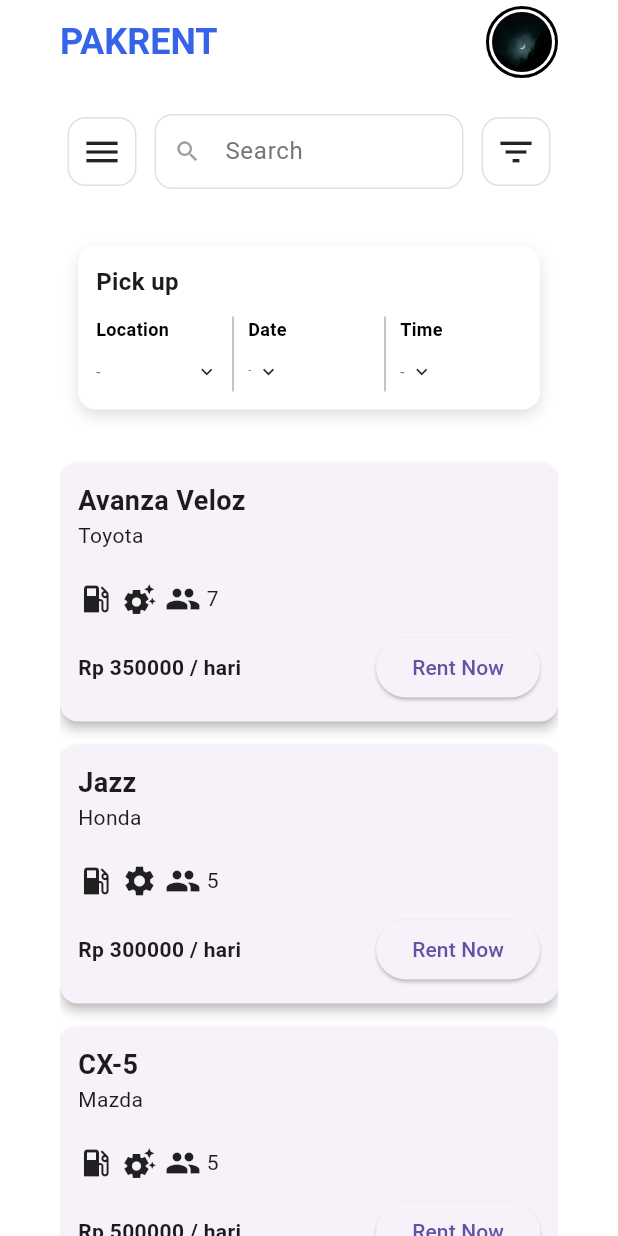
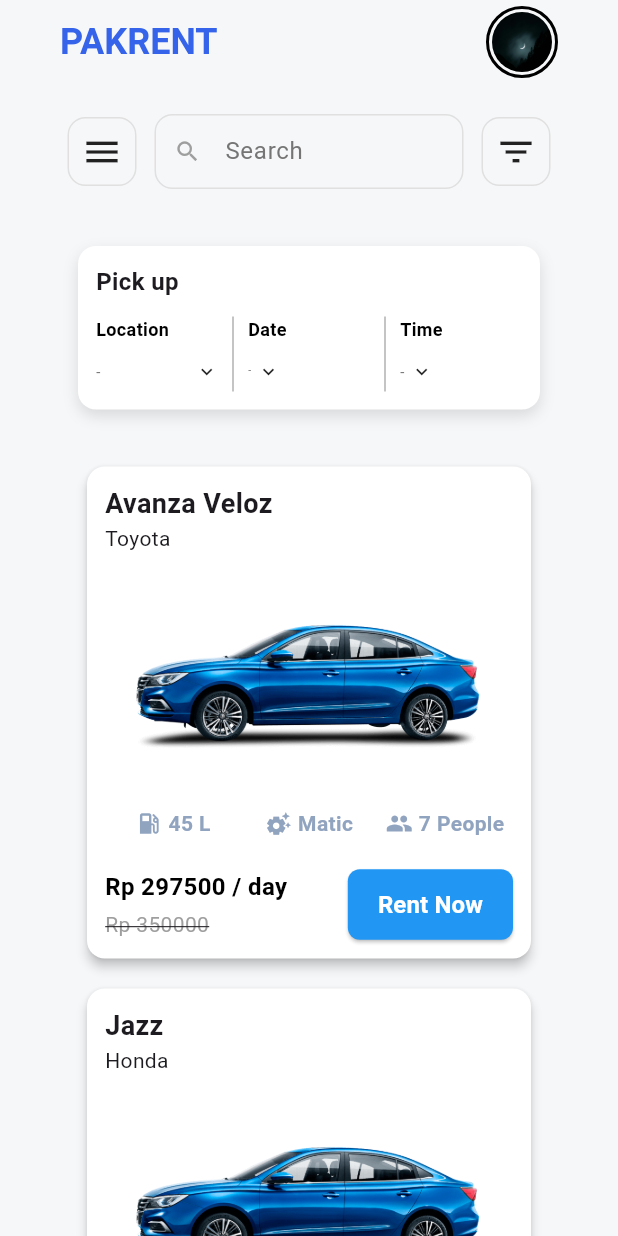
Before and after one commit to MRamadhan000/rentCar_RPL, a Flutter app: the screen it shows after launch, on a phone screen of 412 x 824 dp. Run offline on Flutter 3.47's test engine with Material 3 defaults, Android fonts, the phone set to English and light mode, and no system bars.

Commit message:
redesign car_Card and change model for fuel and add color palette

```diff
--- a/assets/data/cars.json
+++ b/assets/data/cars.json
@@ -6,7 +6,8 @@
     "isManual": false,
     "passengers": 7,
     "fuelIcon": "local_gas_station",
-    "pricePerDay": 350000
+    "pricePerDay": 350000,
+    "fuelAmount": 45
   },
   {
     "name": "Jazz",
@@ -15,7 +16,8 @@
     "isManual": true,
     "passengers": 5,
     "fuelIcon": "local_gas_station",
-    "pricePerDay": 300000
+    "pricePerDay": 300000,
+    "fuelAmount": 38
   },
   {
     "name": "CX-5",
@@ -24,7 +26,8 @@
     "isManual": false,
     "passengers": 5,
     "fuelIcon": "local_gas_station",
-    "pricePerDay": 500000
+    "pricePerDay": 500000,
+    "fuelAmount": 50
   },
   {
     "name": "Fortuner",
@@ -33,7 +36,8 @@
     "isManual": true,
     "passengers": 7,
     "fuelIcon": "local_gas_station",
-    "pricePerDay": 600000
+    "pricePerDay": 600000,
+    "fuelAmount": 65
   },
   {
     "name": "Pajero",
@@ -42,7 +46,8 @@
     "isManual": false,
     "passengers": 7,
     "fuelIcon": "local_gas_station",
-    "pricePerDay": 650000
+    "pricePerDay": 650000,
+    "fuelAmount": 70
   },
   {
     "name": "Xenia",
@@ -51,7 +56,8 @@
     "isManual": true,
     "passengers": 7,
     "fuelIcon": "local_gas_station",
-    "pricePerDay": 320000
+    "pricePerDay": 320000,
+    "fuelAmount": 40
   },
   {
     "name": "Mobilio",
@@ -60,7 +66,8 @@
     "isManual": false,
     "passengers": 7,
     "fuelIcon": "local_gas_station",
-    "pricePerDay": 340000
+    "pricePerDay": 340000,
+    "fuelAmount": 42
   },
   {
     "name": "Terios",
@@ -69,7 +76,8 @@
     "isManual": true,
     "passengers": 7,
     "fuelIcon": "local_gas_station",
-    "pricePerDay": 330000
+    "pricePerDay": 330000,
+    "fuelAmount": 43
   },
   {
     "name": "Brio",
@@ -78,7 +86,8 @@
     "isManual": true,
     "passengers": 5,
     "fuelIcon": "local_gas_station",
-    "pricePerDay": 280000
+    "pricePerDay": 280000,
+    "fuelAmount": 35
   },
   {
     "name": "Xpander",
@@ -87,6 +96,7 @@
     "isManual": false,
     "passengers": 7,
     "fuelIcon": "local_gas_station",
-    "pricePerDay": 450000
+    "pricePerDay": 450000,
+    "fuelAmount": 48
   }
 ]
--- a/lib/main.dart
+++ b/lib/main.dart
@@ -6,6 +6,7 @@ import './widget/search_section.dart';
 import './models/car.dart';
 import 'dart:convert';
 import 'package:flutter/services.dart' show rootBundle;
+import './utils/app_colors.dart';
 
 void main() {
   runApp(const MyApp());
@@ -55,7 +56,7 @@ class _CarRentalPageState extends State<CarRentalPage> {
   @override
   Widget build(BuildContext context) {
     return Scaffold(
-      backgroundColor: Colors.white,
+      backgroundColor: AppColors.background,
       appBar: PakrentAppBar(),
       body: Padding(
         padding: const EdgeInsets.symmetric(horizontal: 40),
--- a/lib/models/car.dart
+++ b/lib/models/car.dart
@@ -9,6 +9,7 @@ class Car {
   final int passengers;
   final IconData fuelIcon;
   final int pricePerDay;
+  final int fuelAmount;
 
   Car({
     required this.name,
@@ -18,6 +19,7 @@ class Car {
     required this.passengers,
     required this.fuelIcon,
     required this.pricePerDay,
+    required this.fuelAmount,
   });
 
   factory Car.fromJson(Map<String, dynamic> json) {
@@ -29,6 +31,7 @@ class Car {
       passengers: json['passengers'],
       fuelIcon: _mapStringToIconData(json['fuelIcon']),
       pricePerDay: json['pricePerDay'],
+      fuelAmount: json['fuelAmount'] ?? 0,
     );
   }
 
--- a/lib/utils/app_colors.dart
+++ b/lib/utils/app_colors.dart
@@ -1,8 +1,9 @@
 import 'package:flutter/material.dart';
 
 class AppColors {
-  static const Color primaryBlue = Color(0xFF3563E9); // h1
-  static const Color background = Colors.white; // base bg
+  static const Color primaryBlue = Color(0xFF3563E9);
+  static const Color secondaryBlue = Color(0xFF90A3BF);
+  static const Color background = Color(0xFFF6F7F9);
   static const Color white = Colors.white;
   static const Color black = Colors.black;
   static const Color secondaryGrey = Color(
--- a/lib/widget/car_card.dart
+++ b/lib/widget/car_card.dart
@@ -1,43 +1,163 @@
 import 'package:flutter/material.dart';
 import '../models/car.dart'; // import model Car
+import '../utils/app_colors.dart';
 
 class CarCard extends StatelessWidget {
   final Car car;
-
+  final String imageAsset = 'assets/images/car.png';
   const CarCard({super.key, required this.car});
 
   @override
   Widget build(BuildContext context) {
+    // Hitung diskon (contoh: 15%)
+    final int discountAmount = (car.pricePerDay * 0.15).round();
+    final int discountedPrice = car.pricePerDay - discountAmount;
+
     return Card(
+      color: Colors.white,
       elevation: 3,
-      margin: EdgeInsets.symmetric(vertical: 8),
+      margin: EdgeInsets.symmetric(vertical: 10, horizontal: 18),
       shape: RoundedRectangleBorder(borderRadius: BorderRadius.circular(12)),
       child: Padding(
         padding: EdgeInsets.all(12),
         child: Column(
           crossAxisAlignment: CrossAxisAlignment.start,
           children: [
-            Text(car.name, style: TextStyle(fontSize: 18, fontWeight: FontWeight.bold)),
+            // Nama dan merk mobil
+            Text(
+              car.name,
+              style: TextStyle(fontSize: 18, fontWeight: FontWeight.bold),
+            ),
             Text(car.brand),
             SizedBox(height: 10),
-            // Image.network(car.imageUrl, height: 150, fit: BoxFit.cover),
+
+            // Gambar mobil
+            Image.asset(imageAsset, height: 150, fit: BoxFit.cover),
             SizedBox(height: 10),
-            Row(
-              children: [
-                Icon(car.fuelIcon),
-                SizedBox(width: 5),
-                Icon(car.isManual ? Icons.settings : Icons.settings_suggest),
-                SizedBox(width: 5),
-                Icon(Icons.people),
-                Text(" ${car.passengers}"),
-              ],
-            ),
-            SizedBox(height: 10),
+
+            // Info: Fuel, Transmisi, Penumpang
             Row(
               mainAxisAlignment: MainAxisAlignment.spaceBetween,
               children: [
-                Text("Rp ${car.pricePerDay} / hari", style: TextStyle(fontWeight: FontWeight.bold)),
-                ElevatedButton(onPressed: () {}, child: Text("Rent Now")),
+                // Fuel
+                Expanded(
+                  child: Row(
+                    mainAxisAlignment: MainAxisAlignment.center,
+                    children: [
+                      Icon(
+                        car.fuelIcon,
+                        size: 18,
+                        color: AppColors.secondaryBlue,
+                      ),
+                      SizedBox(width: 4),
+                      Text(
+                        "${car.fuelAmount} L",
+                        style: TextStyle(
+                          color: AppColors.secondaryBlue,
+                          fontWeight: FontWeight.bold,
+                        ),
+                      ),
+                    ],
+                  ),
+                ),
+
+                // Transmisi
+                Expanded(
+                  child: Row(
+                    mainAxisAlignment: MainAxisAlignment.center,
+                    children: [
+                      Icon(
+                        car.isManual ? Icons.settings : Icons.settings_suggest,
+                        size: 18,
+                        color:
+                            AppColors
+                                .secondaryBlue,
+                      ),
+                      SizedBox(width: 4),
+                      Text(
+                        car.isManual ? "Manual" : "Matic",
+                        style: TextStyle(
+                          fontSize: 14,
+                          color: AppColors.secondaryBlue,
+                          fontWeight: FontWeight.bold,
+                        ),
+                      ),
+                    ],
+                  ),
+                ),
+
+                // Penumpang
+                Expanded(
+                  child: Row(
+                    mainAxisAlignment: MainAxisAlignment.center,
+                    children: [
+                      Icon(Icons.people, size: 18, color: AppColors.secondaryBlue),
+                      SizedBox(width: 4),
+                      Text(
+                        "${car.passengers} People",
+                        style: TextStyle(
+                          color: AppColors.secondaryBlue,
+                          fontWeight: FontWeight.bold,
+                        ),
+                      ),
+                    ],
+                  ),
+                ),
+              ],
+            ),
+
+            SizedBox(height: 20),
+
+            // Harga setelah diskon dan tombol Rent Now
+            Row(
+              mainAxisAlignment: MainAxisAlignment.spaceBetween,
+              crossAxisAlignment: CrossAxisAlignment.center,
+              children: [
+                // Harga (diskon dan coret)
+                Column(
+                  crossAxisAlignment: CrossAxisAlignment.start,
+                  children: [
+                    Text(
+                      "Rp $discountedPrice / day",
+                      style: TextStyle(
+                        fontSize: 16,
+                        fontWeight: FontWeight.bold,
+                        color: Colors.black,
+                      ),
+                    ),
+                    SizedBox(height: 4),
+                    Text(
+                      "Rp ${car.pricePerDay}",
+                      style: TextStyle(
+                        fontSize: 14,
+                        color: Colors.grey,
+                        decoration: TextDecoration.lineThrough,
+                      ),
+                    ),
+                  ],
+                ),
+
+                // Tombol Rent Now
+                ElevatedButton(
+                  onPressed: () {
+                    // Aksi saat tombol ditekan
+                  },
+                  style: ElevatedButton.styleFrom(
+                    backgroundColor: Colors.blue,
+                    padding: EdgeInsets.symmetric(horizontal: 20, vertical: 12),
+                    shape: RoundedRectangleBorder(
+                      borderRadius: BorderRadius.circular(8),
+                    ),
+                  ),
+                  child: Text(
+                    "Rent Now",
+                    style: TextStyle(
+                      color: Colors.white,
+                      fontSize: 16,
+                      fontWeight: FontWeight.bold,
+                    ),
+                  ),
+                ),
               ],
             ),
           ],
--- a/pubspec.yaml
+++ b/pubspec.yaml
@@ -52,7 +52,7 @@ dev_dependencies:
 # The following section is specific to Flutter packages.
 flutter:
   assets:
-    - assets/images/profile.png
+    - assets/images/
     - assets/data/cars.json
 
 
```
Also changed, not shown: assets/images/car.png (added).
